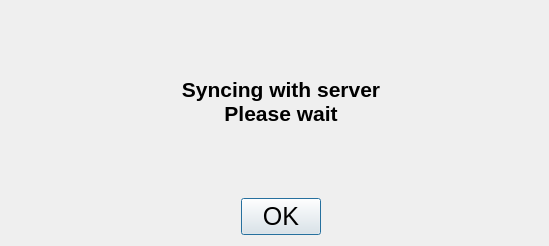
Above: syncing/ui_sync.ui from NathanW2/qmap before the change. Below: the same form after it.
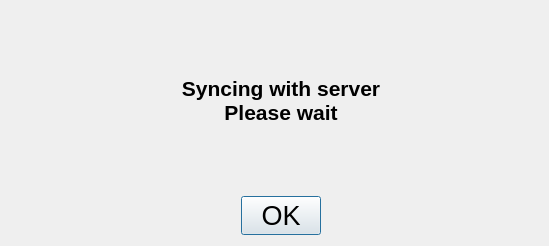
That is the form after the change. Icons and pictures are not drawn.

Commit message: Update fonts,spacing on dialogs

Diff of the .ui file:
```diff
--- a/syncing/ui_sync.ui
+++ b/syncing/ui_sync.ui
@@ -73,7 +73,7 @@
      </property>
      <property name="font">
       <font>
-       <pointsize>19</pointsize>
+       <pointsize>20</pointsize>
        <weight>50</weight>
        <bold>false</bold>
       </font>
```
The commit also changes 6 other files.
